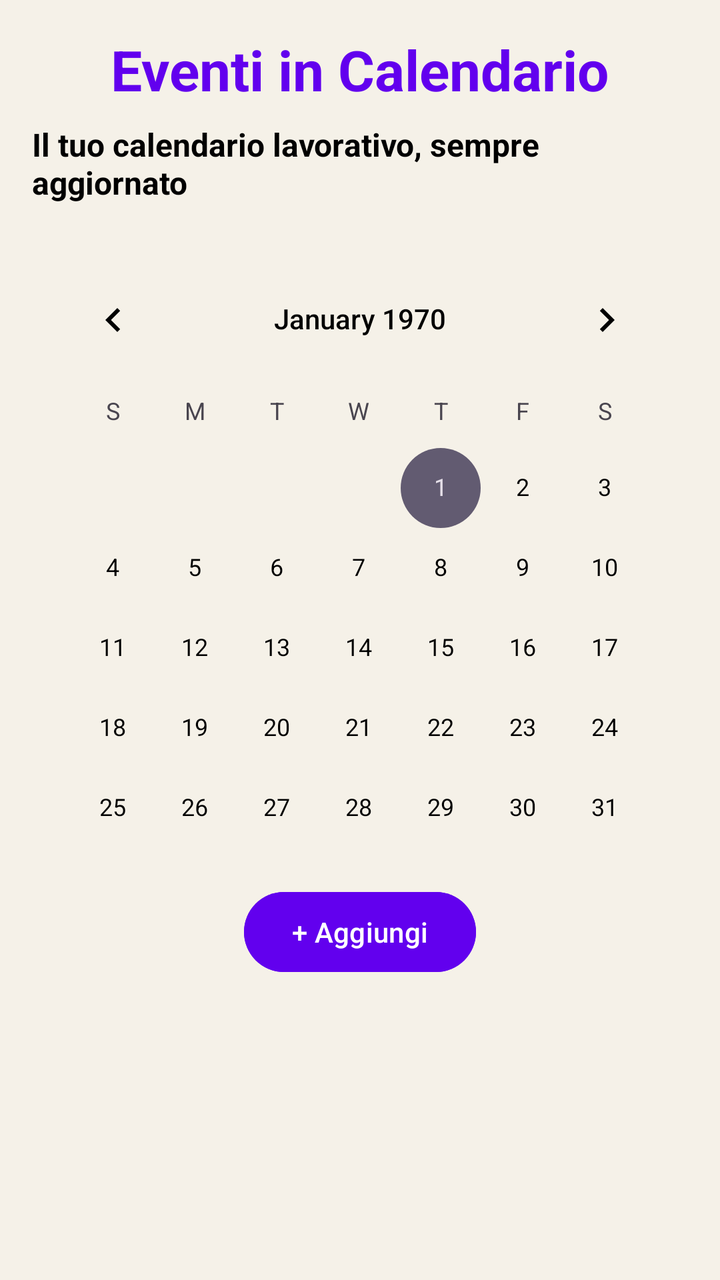
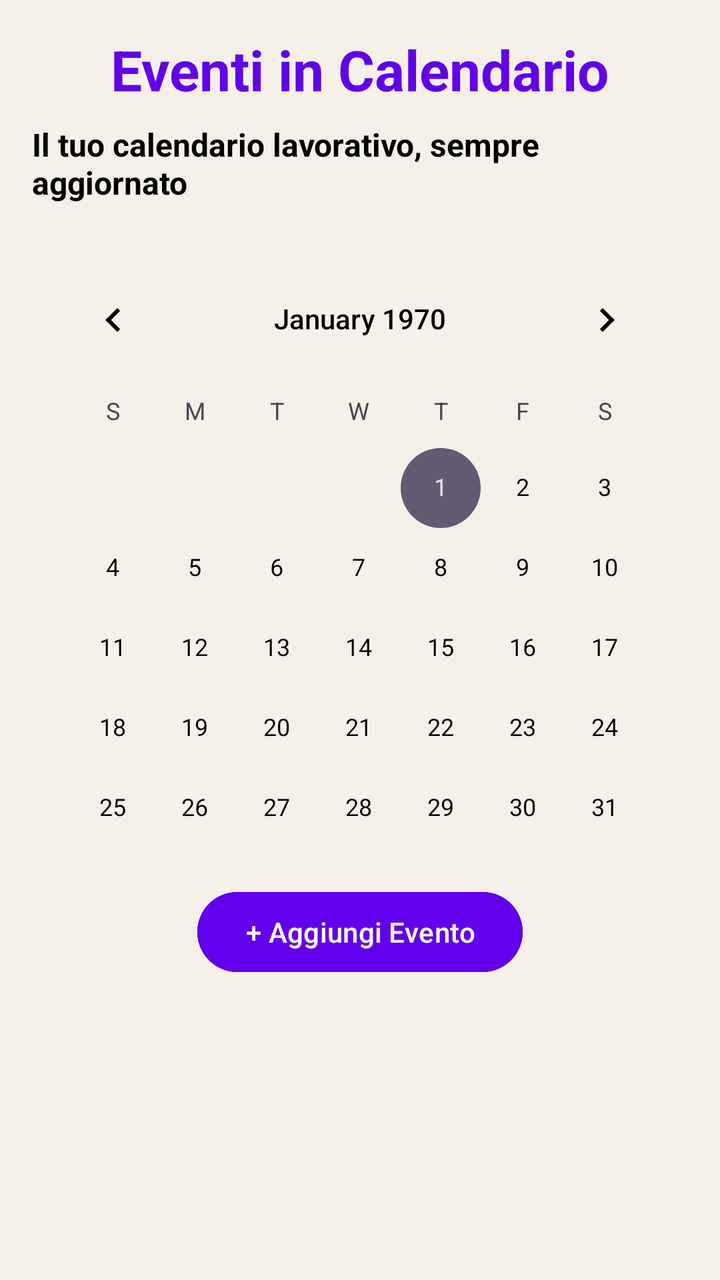

The first picture is an Android layout as it rendered before a commit; the second is the same layout after the commit. The layout source and the unified diff follow.
<!-- AndroidManifest.xml: application theme Theme.CoreTeamProject -->
<!-- res/layout/fragment_event.xml -->
<?xml version="1.0" encoding="utf-8"?>
<layout xmlns:android="http://schemas.android.com/apk/res/android"
    xmlns:app="http://schemas.android.com/apk/res-auto"
    xmlns:tools="http://schemas.android.com/tools">

    <data>
        <import type="android.view.View" />
        <variable
            name="viewModel"
            type="com.example.coreteamproject.EventViewModel" />
    </data>

    <androidx.constraintlayout.widget.ConstraintLayout
        android:layout_width="match_parent"
        android:layout_height="match_parent"
        android:background="@color/background_cream"
        android:padding="16dp">

        <TextView
            android:id="@+id/textViewEvent"
            android:layout_width="wrap_content"
            android:layout_height="wrap_content"
            android:text="Eventi in Calendario"
            android:textSize="28sp"
            android:textColor="@color/purple_500"
            android:textStyle="bold"
            app:layout_constraintTop_toTopOf="parent"
            app:layout_constraintStart_toStartOf="parent"
            app:layout_constraintEnd_toEndOf="parent" />

        <TextView
            android:id="@+id/textDescriptionEvent"
            android:layout_width="wrap_content"
            android:layout_height="wrap_content"
            android:text="Il tuo calendario lavorativo, sempre aggiornato"
            android:textColor="@color/black"
            android:textSize="16sp"
            android:textStyle="bold"
            app:layout_constraintTop_toBottomOf="@id/textViewEvent"
            app:layout_constraintEnd_toEndOf="parent"
            app:layout_constraintHorizontal_bias="0.498"
            app:layout_constraintStart_toStartOf="parent"
            android:layout_marginTop="8dp" />

        <CalendarView
            android:id="@+id/calendarView"
            android:layout_width="match_parent"
            android:layout_height="300dp"
            android:layout_marginTop="24dp"
            app:layout_constraintEnd_toEndOf="parent"
            app:layout_constraintHorizontal_bias="0.0"
            app:layout_constraintStart_toStartOf="parent"
            app:layout_constraintTop_toBottomOf="@+id/textDescriptionEvent" />

        <Button
            android:id="@+id/btnAddEvent"
            android:layout_width="wrap_content"
            android:layout_height="wrap_content"
            android:text="+ Aggiungi"
            android:backgroundTint="@color/purple_500"
            android:textColor="@color/white"
            android:layout_marginTop="16dp"
            app:layout_constraintTop_toBottomOf="@+id/calendarView"
            app:layout_constraintStart_toStartOf="parent"
            app:layout_constraintEnd_toEndOf="parent" />

        <TextView
            android:id="@+id/textSelectedDate"
            android:layout_width="wrap_content"
            android:layout_height="wrap_content"
            android:text="@{viewModel.displayDate}"
            android:textSize="16sp"
            android:textColor="@color/purple_500"
            android:textStyle="bold"
            android:layout_marginTop="16dp"
            app:layout_constraintTop_toBottomOf="@+id/btnAddEvent"
            app:layout_constraintStart_toStartOf="parent" />

        <ScrollView
            android:layout_width="match_parent"
            android:layout_height="0dp"
            android:layout_marginTop="8dp"
            app:layout_constraintTop_toBottomOf="@+id/textSelectedDate"
            app:layout_constraintBottom_toBottomOf="parent"
            app:layout_constraintStart_toStartOf="parent"
            app:layout_constraintEnd_toEndOf="parent">

            <LinearLayout
                android:id="@+id/eventsLayout"
                android:layout_width="match_parent"
                android:layout_height="wrap_content"
                android:orientation="vertical" />

        </ScrollView>

        <ProgressBar
            android:id="@+id/progressBar"
            android:layout_width="wrap_content"
            android:layout_height="wrap_content"
            android:visibility="@{viewModel.isLoading ? View.VISIBLE : View.GONE}"
            app:layout_constraintTop_toTopOf="parent"
            app:layout_constraintBottom_toBottomOf="parent"
            app:layout_constraintStart_toStartOf="parent"
            app:layout_constraintEnd_toEndOf="parent" />

    </androidx.constraintlayout.widget.ConstraintLayout>

</layout>
<!-- resources referenced by this layout -->
<resources>
  <color name="background_cream">#F5F1E8</color>
  <color name="black">#FF000000</color>
  <color name="purple_500">#6200EE</color>
  <color name="white">#FFFFFFFF</color>
  <style name="Theme.CoreTeamProject" parent="Base.Theme.CoreTeamProject" />
  <style name="Base.Theme.CoreTeamProject" parent="Theme.Material3.DayNight.NoActionBar">
          
          <item name="colorPrimary">@color/purple_500</item>
          <item name="colorPrimaryVariant">@color/purple_500</item>
          <item name="colorOnPrimary">@color/white</item>
  
          
          <item name="android:windowBackground">@color/white</item>
          <item name="colorSurface">@color/white</item>
          <item name="colorOnSurface">@color/black</item>
  
          
          <item name="android:textColor">@color/black</item>
          <item name="android:textColorPrimary">@color/black</item>
  
          
          <item name="colorPrimaryContainer">@color/purple_500</item>
          <item name="colorOnPrimaryContainer">@color/white</item>
      </style>
</resources>

<!-- the commit's change to res/layout/fragment_event.xml (unified diff, before → after) -->
@@ -56,7 +56,7 @@
             android:id="@+id/btnAddEvent"
             android:layout_width="wrap_content"
             android:layout_height="wrap_content"
-            android:text="+ Aggiungi"
+            android:text="+ Aggiungi Evento"
             android:backgroundTint="@color/purple_500"
             android:textColor="@color/white"
             android:layout_marginTop="16dp"
